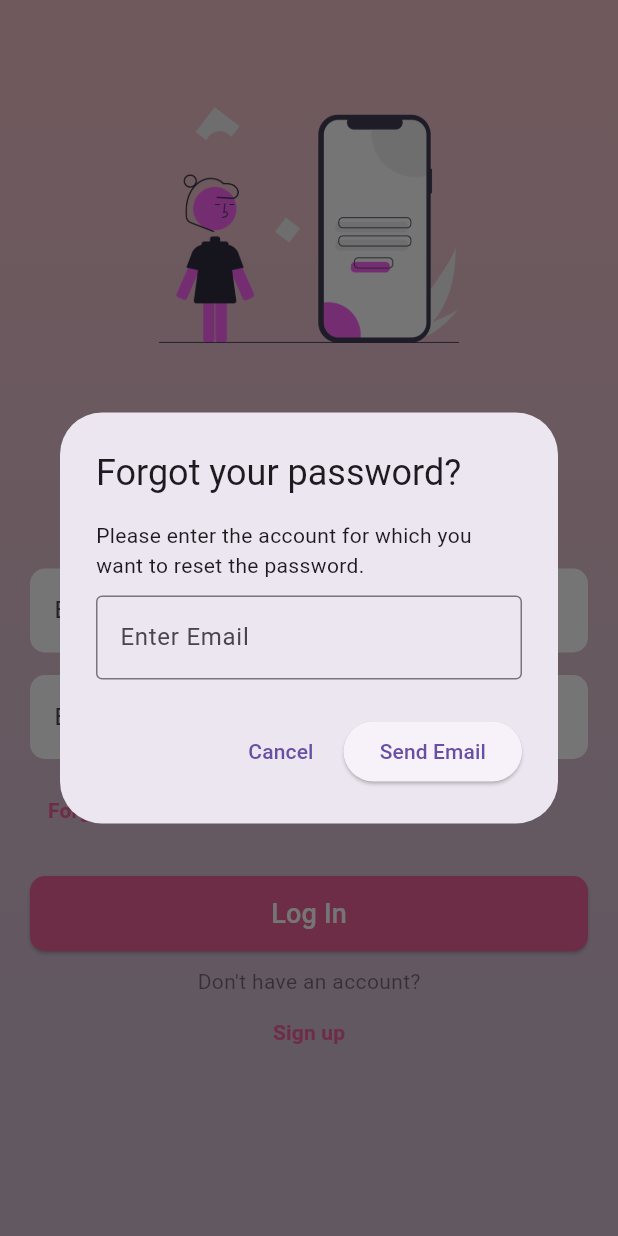
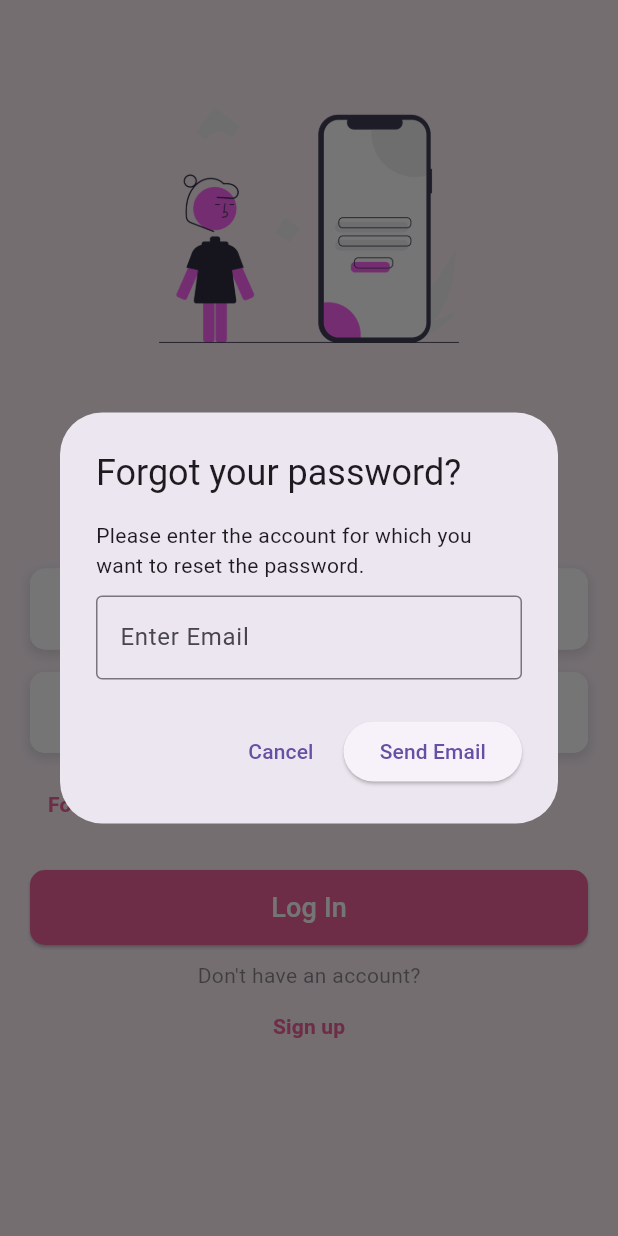
Before and after one commit to sakith71/AuraBloom, a Flutter app: the screen it shows after launch, after a tap on "Forget Password?", on a phone screen of 412 x 824 dp. Run offline on Flutter 3.47's test engine with Material 3 defaults, Android fonts, the phone set to English and light mode, and no system bars; our stand-ins replace cloud_firestore, firebase_auth, firebase_core, firebase_storage, image_picker, shared_preferences; accounts and stored records are empty; network calls fail.

Commit message:
update background colour
Co-Authored-By: Modisa Nallaperuma <160309547+ModisaY@users.noreply.github.com>
Co-Authored-By: Risinu Kudagama <155757878+RisinuKudagama@users.noreply.github.com>

```diff
--- a/frontend/lib/main.dart
+++ b/frontend/lib/main.dart
@@ -33,7 +33,7 @@ class MyApp extends StatelessWidget {
       title: 'AuraBloom',
       theme: ThemeData(
         primarySwatch: Colors.pink,
-        scaffoldBackgroundColor: const Color(0xFFD4C0D6),
+        scaffoldBackgroundColor: const Color(0xFFFCF0F7),
       ),
       initialRoute: '/',
       routes: {
--- a/frontend/lib/screens/login-page.dart
+++ b/frontend/lib/screens/login-page.dart
@@ -9,14 +9,7 @@ class LoginScreen extends StatelessWidget {
     return Scaffold(
       body: Container(
         decoration: const BoxDecoration(
-          gradient: LinearGradient(
-            begin: Alignment.topCenter,
-            end: Alignment.bottomCenter,
-            colors: [
-              Color(0xFFF4C2CA), // Light Pink
-              Color(0xFFD4C0D6), // Light Purple
-            ],
-          ),
+          color: Color(0xFFFCF0F7),
         ),
         child: SingleChildScrollView(
           child: Column(
--- a/frontend/lib/screens/splash-screen.dart
+++ b/frontend/lib/screens/splash-screen.dart
@@ -53,14 +53,7 @@ class _SplashScreenState extends State<SplashScreen>
     return Scaffold(
       body: Container(
         decoration: const BoxDecoration(
-          gradient: LinearGradient(
-            begin: Alignment.topCenter,
-            end: Alignment.bottomCenter,
-            colors: [
-              Color.fromARGB(255, 233, 178, 196), // More intense pink
-              Color.fromARGB(255, 243, 202, 202),
-            ],
-          ),
+          color: Color(0xFFFCF0F7),
         ),
         child: Center(
           child: AnimatedOpacity(
--- a/frontend/lib/widgets/login-form.dart
+++ b/frontend/lib/widgets/login-form.dart
@@ -71,6 +71,19 @@ class _LoginFormState extends State<LoginForm> {
         children: [
           Padding(
             padding: const EdgeInsets.symmetric(horizontal: 20),
+            child: Container(
+              decoration: BoxDecoration(
+                borderRadius: BorderRadius.circular(10),
+                color: Colors.white,
+                boxShadow: [
+                  BoxShadow(
+                    color: Colors.grey.withOpacity(0.3),
+                    spreadRadius: 1,
+                    blurRadius: 5,
+                    offset: const Offset(0, 3),
+                  ),
+                ],
+              ),
               child: TextFormField(
                 controller: _emailController,
                 decoration: InputDecoration(
@@ -81,13 +94,38 @@ class _LoginFormState extends State<LoginForm> {
                     borderRadius: BorderRadius.circular(10),
                     borderSide: BorderSide.none,
                   ),
+                  enabledBorder: OutlineInputBorder(
+                    borderRadius: BorderRadius.circular(10),
+                    borderSide: BorderSide.none,
+                  ),
+                  focusedBorder: OutlineInputBorder(
+                    borderRadius: BorderRadius.circular(10),
+                    borderSide: BorderSide.none,
+                  ),
+                  contentPadding: const EdgeInsets.symmetric(vertical: 15, horizontal: 15),
+                  isDense: true,
+                  floatingLabelBehavior: FloatingLabelBehavior.never,
                 ),
                 validator: Validators.validateEmail,
+              ),
             ),
           ),
           const SizedBox(height: 15),
           Padding(
             padding: const EdgeInsets.symmetric(horizontal: 20),
+            child: Container(
+              decoration: BoxDecoration(
+                borderRadius: BorderRadius.circular(10),
+                color: Colors.white,
+                boxShadow: [
+                  BoxShadow(
+                    color: Colors.grey.withOpacity(0.3),
+                    spreadRadius: 1,
+                    blurRadius: 5,
+                    offset: const Offset(0, 3),
+                  ),
+                ],
+              ),
               child: TextFormField(
                 controller: _passwordController,
                 obscureText: true,
@@ -99,8 +137,20 @@ class _LoginFormState extends State<LoginForm> {
                     borderRadius: BorderRadius.circular(10),
                     borderSide: BorderSide.none,
                   ),
+                  enabledBorder: OutlineInputBorder(
+                    borderRadius: BorderRadius.circular(10),
+                    borderSide: BorderSide.none,
+                  ),
+                  focusedBorder: OutlineInputBorder(
+                    borderRadius: BorderRadius.circular(10),
+                    borderSide: BorderSide.none,
+                  ),
+                  contentPadding: const EdgeInsets.symmetric(vertical: 15, horizontal: 15),
+                  isDense: true,
+                  floatingLabelBehavior: FloatingLabelBehavior.never,
                 ),
                 validator: Validators.validatePassword,
+              ),
             ),
           ),
           const SizedBox(height: 10),
```
Lines whose indentation alone changed are shown as unchanged.
